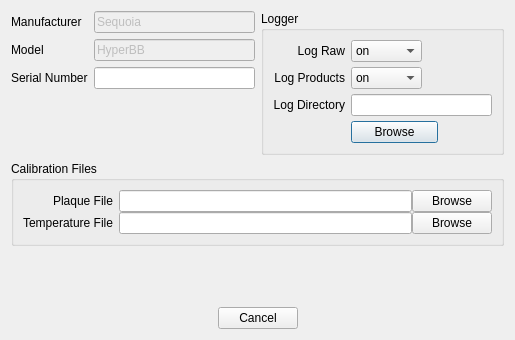
First picture: the form in inlinino/resources/setup_hyperbb.ui, repository OceanOptics/Inlinino, before the edit.
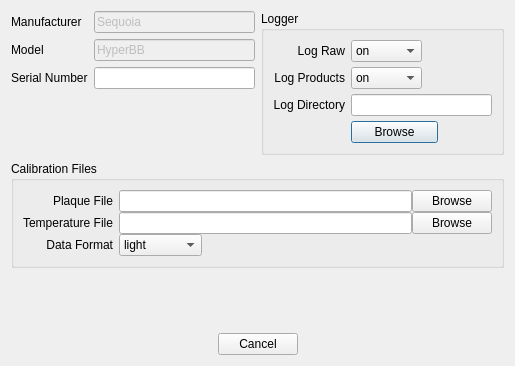
Second picture: the form after the edit.

What changed in the file:
```diff
--- a/inlinino/resources/setup_hyperbb.ui
+++ b/inlinino/resources/setup_hyperbb.ui
@@ -10,7 +10,7 @@
     <x>0</x>
     <y>0</y>
     <width>515</width>
-    <height>340</height>
+    <height>366</height>
    </rect>
   </property>
   <property name="windowTitle">
@@ -261,6 +261,47 @@
         </item>
        </layout>
       </item>
+      <item row="2" column="0">
+       <widget class="QLabel" name="label_5">
+        <property name="text">
+         <string>Data Format</string>
+        </property>
+        <property name="alignment">
+         <set>Qt::AlignRight|Qt::AlignTrailing|Qt::AlignVCenter</set>
+        </property>
+       </widget>
+      </item>
+      <item row="2" column="1">
+       <layout class="QHBoxLayout" name="horizontalLayout_3">
+        <item>
+         <widget class="QComboBox" name="combobox_data_format">
+          <item>
+           <property name="text">
+            <string>light</string>
+           </property>
+          </item>
+          <item>
+           <property name="text">
+            <string>advanced</string>
+           </property>
+          </item>
+         </widget>
+        </item>
+        <item>
+         <spacer name="horizontalSpacer">
+          <property name="orientation">
+           <enum>Qt::Horizontal</enum>
+          </property>
+          <property name="sizeHint" stdset="0">
+           <size>
+            <width>40</width>
+            <height>20</height>
+           </size>
+          </property>
+         </spacer>
+        </item>
+       </layout>
+      </item>
      </layout>
     </widget>
    </item>
```
